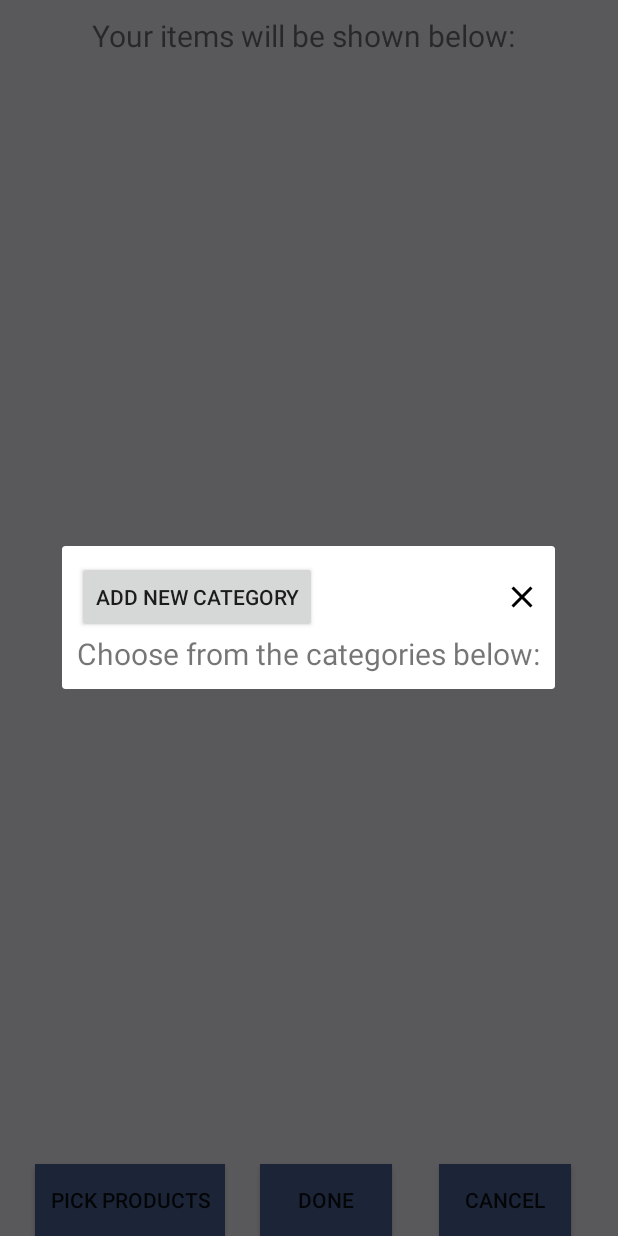
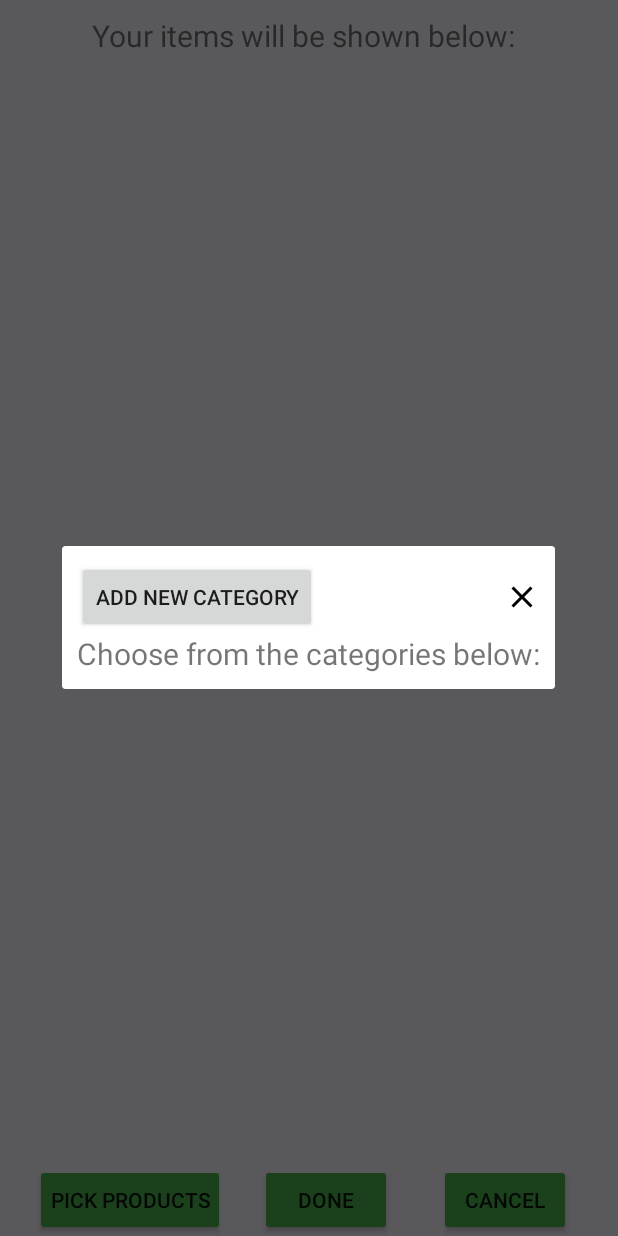
Before and after one commit to ngenovictor/digiduka, an Android app: the fragment AddStockItemFragment shown on its own in the app's theme, after a tap on "PICK PRODUCTS", on a phone screen of 412 x 824 dp. Run offline under Robolectric (Android 15) with nearby library versions, the phone set to English and light mode, and no system bars; our stand-ins replace Firebase (no records; nobody signed in at launch, a user with empty details on screens opened directly); libraries missing offline, so code that uses them is left out: org.parceler; 2 statements that could not run were skipped.

Commit message:
before major pull changes

```diff
--- a/app/src/main/res/layout/fragment_add_stock_item.xml
+++ b/app/src/main/res/layout/fragment_add_stock_item.xml
@@ -55,7 +55,7 @@
         android:id="@+id/addCategoryButton"
         android:layout_width="wrap_content"
         android:layout_height="wrap_content"
-        android:background="#465c8b"
+        android:backgroundTint="@color/backgroundButtons"
         android:padding="10dp"
         android:text="Pick Products"
         app:layout_constraintBottom_toBottomOf="parent"
@@ -66,7 +66,7 @@
         android:text="Done"
         android:layout_width="wrap_content"
         android:layout_height="wrap_content"
-        android:background="#465c8b"
+        android:backgroundTint="@color/backgroundButtons"
         android:padding="10dp"
         app:layout_constraintBottom_toBottomOf="parent"
         app:layout_constraintLeft_toRightOf="@id/addCategoryButton"
@@ -80,8 +80,8 @@
         android:layout_marginEnd="8dp"
         android:layout_marginStart="8dp"
         android:layout_marginTop="8dp"
-        android:background="#465c8b"
         android:text="cancel"
+        android:backgroundTint="@color/backgroundButtons"
         app:layout_constraintBottom_toBottomOf="parent"
         app:layout_constraintLeft_toRightOf="@+id/doneButton"
         app:layout_constraintRight_toRightOf="parent"/>
```
